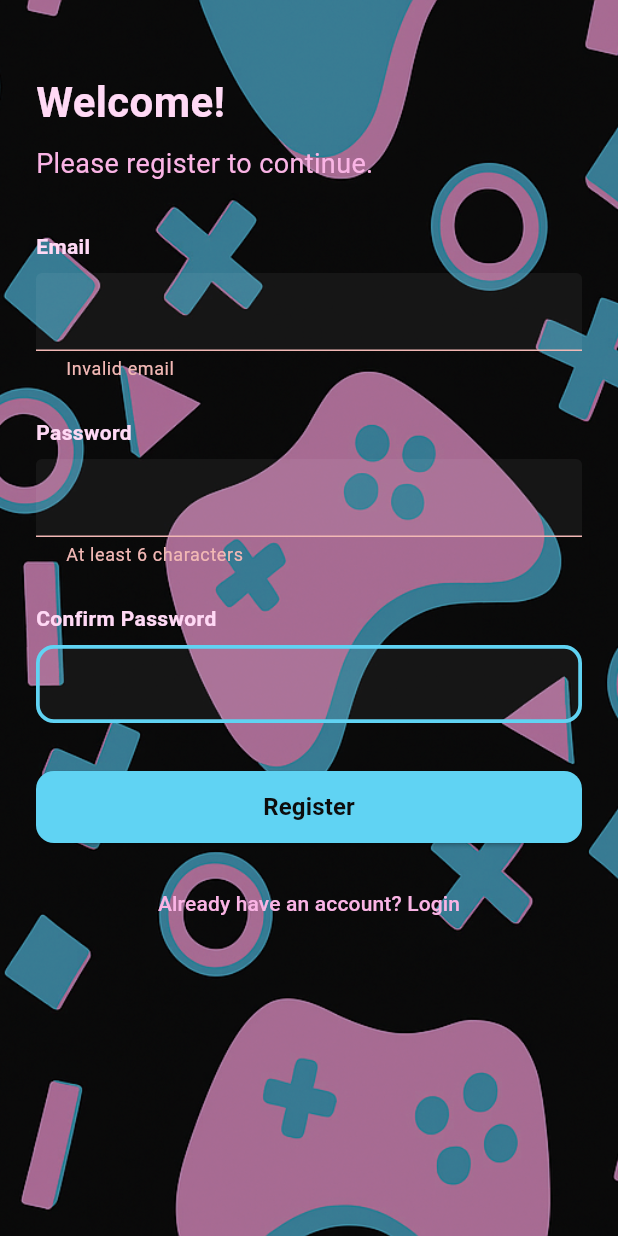
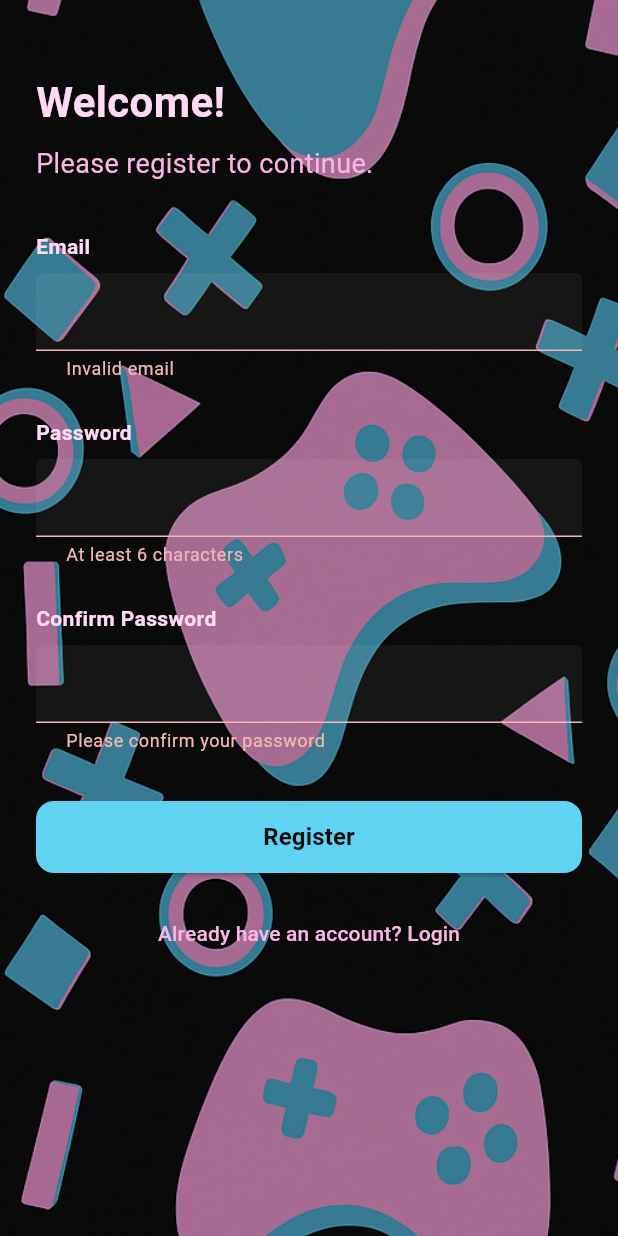
Before and after one commit to hieuphampm/Game-Selling-App, a Flutter app: the RegisterScreen screen opened by its route, after a tap on "Register", on a phone screen of 412 x 824 dp. Run offline on Flutter 3.47's test engine with Material 3 defaults, Android fonts, the light colour scheme and no system bars; our stand-ins replace cloud_firestore, firebase_auth, firebase_core, flutter_dotenv, flutter_gemini, google_sign_in and 1 more; accounts and stored records are empty.

Commit message:
Update register.dart

```diff
--- a/flutter_app/lib/auth/register.dart
+++ b/flutter_app/lib/auth/register.dart
@@ -22,9 +22,18 @@ class _RegisterScreenState extends State<RegisterScreen> {
   void _submit() {
     if (!_formKey.currentState!.validate()) return;
     _formKey.currentState!.save();
+
+    // So sánh sau khi onSaved đã chạy
+    if (_password != _confirmPassword) {
+      ScaffoldMessenger.of(context).showSnackBar(
+        const SnackBar(content: Text('Passwords do not match')),
+      );
+      return;
+    }
+
     setState(() => _loading = true);
+    debugPrint('Registering with email: $_email');
 
-    // TODO: call register API
     Future.delayed(const Duration(seconds: 2), () {
       setState(() => _loading = false);
       Navigator.of(context).pushReplacementNamed(LoginScreen.routeName);
@@ -101,9 +110,8 @@ class _RegisterScreenState extends State<RegisterScreen> {
                               color: Colors.white,
                               fontWeight: FontWeight.bold,
                             ),
-                            validator: (v) => v != null && v.contains('@')
-                                ? null
-                                : 'Invalid email',
+                            validator: (v) =>
+                                v != null && v.contains('@') ? null : 'Invalid email',
                             onSaved: (v) => _email = v!.trim(),
                           ),
 
@@ -123,9 +131,8 @@ class _RegisterScreenState extends State<RegisterScreen> {
                               color: Colors.white,
                               fontWeight: FontWeight.bold,
                             ),
-                            validator: (v) => v != null && v.length >= 6
-                                ? null
-                                : 'At least 6 characters',
+                            validator: (v) =>
+                                v != null && v.length >= 6 ? null : 'At least 6 characters',
                             onSaved: (v) => _password = v!.trim(),
                           ),
 
@@ -145,9 +152,8 @@ class _RegisterScreenState extends State<RegisterScreen> {
                               color: Colors.white,
                               fontWeight: FontWeight.bold,
                             ),
-                            validator: (v) => v != null && v == _password
-                                ? null
-                                : 'Passwords do not match',
+                            validator: (v) =>
+                                v == null || v.isEmpty ? 'Please confirm your password' : null,
                             onSaved: (v) => _confirmPassword = v!.trim(),
                           ),
 
@@ -185,9 +191,8 @@ class _RegisterScreenState extends State<RegisterScreen> {
                           const SizedBox(height: 16),
                           Center(
                             child: TextButton(
-                              onPressed: () => Navigator.of(
-                                context,
-                              ).pushReplacementNamed(LoginScreen.routeName),
+                              onPressed: () => Navigator.of(context)
+                                  .pushReplacementNamed(LoginScreen.routeName),
                               child: const Text(
                                 'Already have an account? Login',
                                 style: TextStyle(
```
